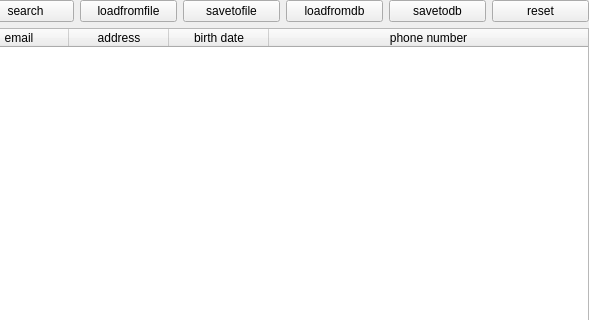
Qt form mainwindow.ui (merzkiimir/kyrsoop) before a commit; both pictures show x 332 to 921 and y 0 to 320 of the 921 by 613 pixel window.
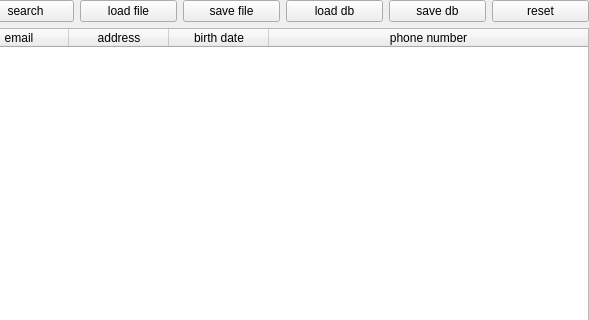
The same form after that commit.

Patch:
```diff
--- a/mainwindow.ui
+++ b/mainwindow.ui
@@ -57,28 +57,28 @@
        <item>
         <widget class="QPushButton" name="btnload">
          <property name="text">
-          <string>loadfromfile</string>
+          <string>load file</string>
          </property>
         </widget>
        </item>
        <item>
         <widget class="QPushButton" name="btnsave">
          <property name="text">
-          <string>savetofile</string>
+          <string>save file</string>
          </property>
         </widget>
        </item>
        <item>
         <widget class="QPushButton" name="btnLoadDb">
          <property name="text">
-          <string>loadfromdb</string>
+          <string>load db</string>
          </property>
         </widget>
        </item>
        <item>
         <widget class="QPushButton" name="btnSaveDb">
          <property name="text">
-          <string>savetodb</string>
+          <string>save db</string>
          </property>
         </widget>
        </item>
```
